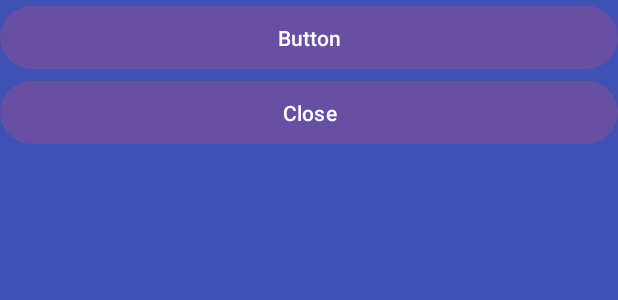
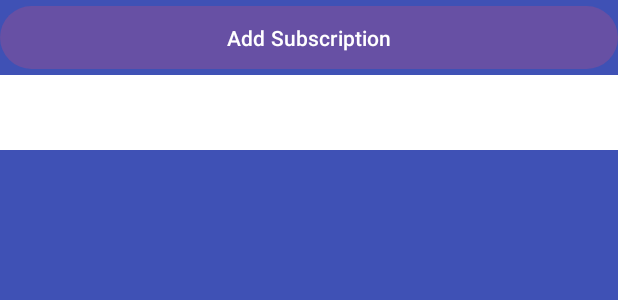
Before and after one commit to A00287845/Final-Project, an Android app: the layout fragment_manage_clients.xml on its own in the app's theme, with its tools: preview values and no code run, on a phone screen of 412 x 824 dp. Shown: the top 300 px of the screen. Run offline under Robolectric (Android 15) with nearby library versions, the phone set to English and light mode, and no system bars.

Commit message:
Initial Android Commit
Added some Mqtt stuff

Added some view stuff

View Working

Adding subscription functional

Added dropdown

```diff
--- a/Android/app/src/main/java/com/example/finalandroidmqtt/util/ClientAdapter.java
+++ b/Android/app/src/main/java/com/example/finalandroidmqtt/util/ClientAdapter.java
@@ -16,7 +16,6 @@ import org.eclipse.paho.android.service.MqttAndroidClient;
 
 import java.util.ArrayList;
 import java.util.HashMap;
-import java.util.HashSet;
 import java.util.List;
 import java.util.Map;
 import java.util.Objects;
--- a/Android/app/src/main/res/layout/fragment_manage_clients.xml
+++ b/Android/app/src/main/res/layout/fragment_manage_clients.xml
@@ -10,20 +10,28 @@
     <Button
         android:id="@+id/addSubTest"
         android:layout_width="match_parent"
-        android:layout_height="150dp"
-        android:layout_weight="1"
-        android:text="Button" />
+        android:layout_height="50dp"
+
+        android:text="Add Subscription" />
 
     <Button
         android:id="@+id/closeManageClientsFragment"
         android:layout_width="match_parent"
         android:layout_height="150dp"
         android:layout_weight="1"
-        android:text="Close" />
+        android:text="Close"
+        android:visibility="gone"/>
 
-    <androidx.recyclerview.widget.RecyclerView
-        android:id="@+id/clientsRecyclerView"
+<!--    <androidx.recyclerview.widget.RecyclerView-->
+<!--        android:id="@+id/clientsRecyclerView"-->
+<!--        android:layout_width="match_parent"-->
+<!--        android:layout_height="match_parent"-->
+<!--        android:layout_weight="1" />-->
+    <Spinner
+        android:id="@+id/spinner"
+        android:background="@color/white"
         android:layout_width="match_parent"
-        android:layout_height="match_parent"
-        android:layout_weight="1" />
+        android:layout_height="50dp" />
+
+
 </LinearLayout>
--- a/Android/app/src/main/res/values/strings.xml
+++ b/Android/app/src/main/res/values/strings.xml
@@ -5,4 +5,10 @@
 
     <string name="client_details">Client ID: %1$s Client server URI: %2$s Client topic: %3$s</string>
 
+    <string-array name="dropdown_items">
+        <item>Item 1</item>
+        <item>Item 2</item>
+        <item>Item 3</item>
+        <!-- Add more items here -->
+    </string-array>
 </resources>
```
Also changed, not shown: Android/app/src/main/java/com/example/finalandroidmqtt/ManageClientsFragment.java (+57 -15 lines).
